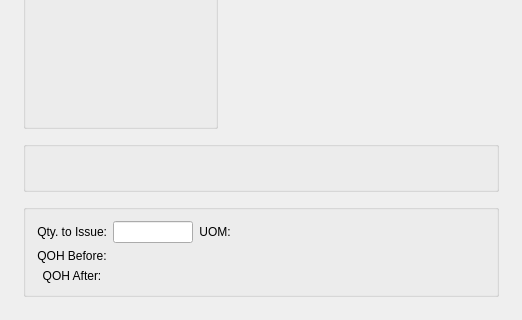
This is guiclient/issueWoMaterialItem.ui in Pegasus-RPG/xtuple-client as Qt 5 draws it before an edit; both pictures show x 0 to 522 and y 200 to 520 of the 522 by 520 pixel window. The edited form follows.
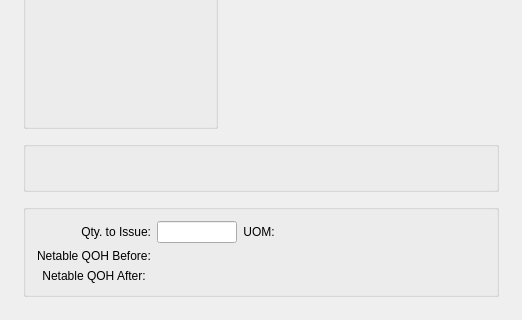
This is the edited form. Custom widgets are drawn as their Qt base class.

Patch:
```diff
--- a/guiclient/issueWoMaterialItem.ui
+++ b/guiclient/issueWoMaterialItem.ui
@@ -248,7 +248,7 @@
            <string/>
           </property>
           <property name="text">
-           <string>QOH Before:</string>
+           <string>Netable QOH Before:</string>
           </property>
           <property name="alignment">
            <set>Qt::AlignCenter</set>
@@ -271,7 +271,7 @@
         <item row="2" column="0">
          <widget class="QLabel" name="_afterQtyLit">
           <property name="text">
-           <string>QOH After:</string>
+           <string>Netable QOH After:</string>
           </property>
           <property name="alignment">
            <set>Qt::AlignCenter</set>
```
